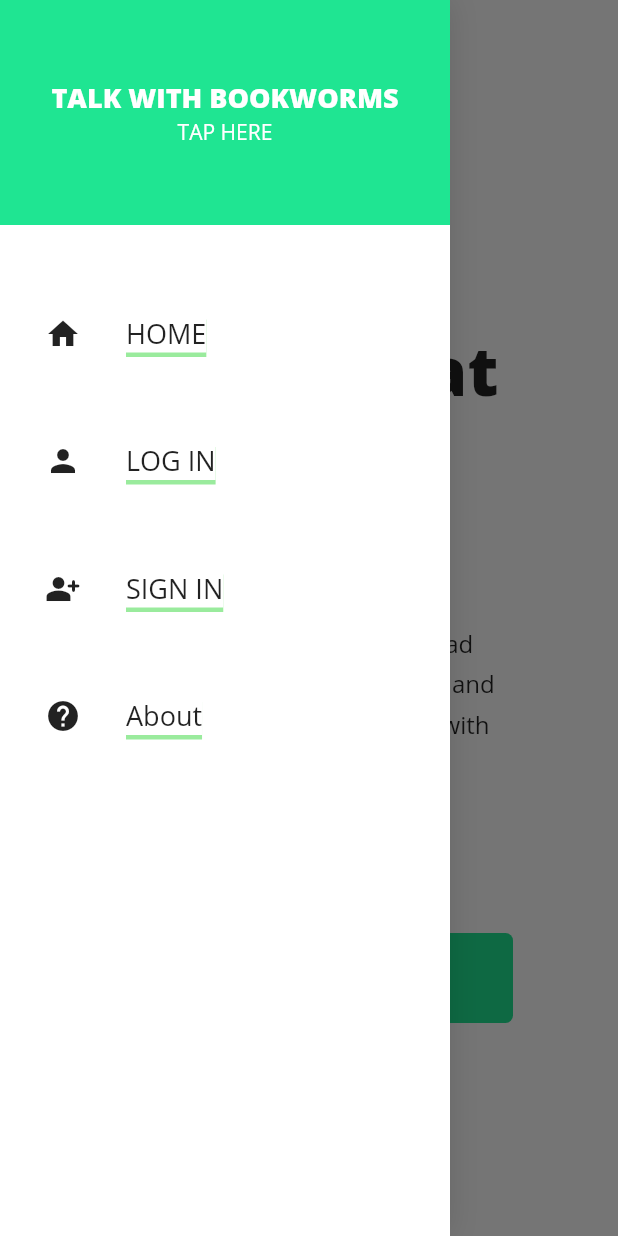
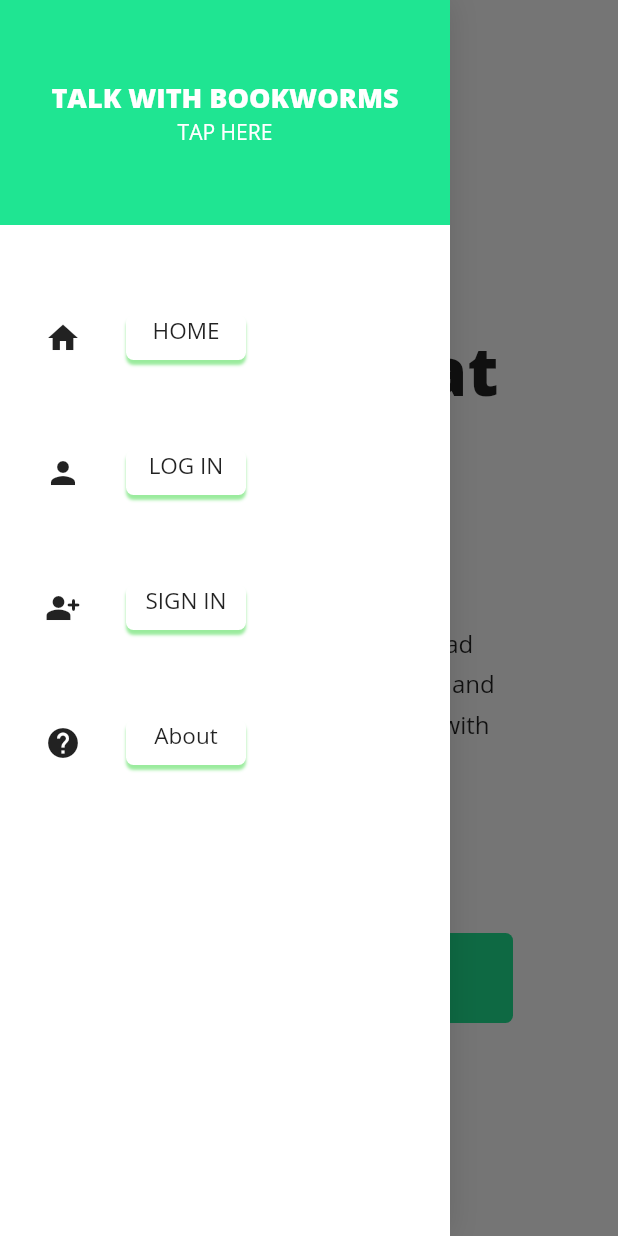
Before and after one commit to INanoG/CPEPE362-H2-, a Flutter app: the screen it shows after launch, with the side drawer open, on a phone screen of 412 x 824 dp. Run offline on Flutter 3.47's test engine with Material 2 defaults, Android fonts, the phone set to English and light mode, and no system bars; our stand-ins replace get_it, responsive_builder.

Commit message:
some adjustments for the boxshadow part

```diff
--- a/bookedwebapp/booked_webapp_v1/lib/widgets/navigation_bar/navbar_item.dart
+++ b/bookedwebapp/booked_webapp_v1/lib/widgets/navigation_bar/navbar_item.dart
@@ -16,18 +16,23 @@ class NavBarItem extends StatelessWidget {
         locator<NavigationService>().navigateTo(navigationPath);
       },
       child: Container(
-        decoration: const BoxDecoration(
+        width: 80,
+        height: 30,
+        decoration: BoxDecoration(
           color: Colors.white,
-          boxShadow: [
+          borderRadius: BorderRadius.circular(5),
+          boxShadow: const [
             BoxShadow(
               color: Color.fromARGB(255, 154, 235, 157),
+              blurRadius: 1,
               offset: Offset(0, 3),
             ),
           ],
         ),
         child: Text(
           title,
-          style: const TextStyle(fontSize: 18),
+          textAlign: TextAlign.center,
+          style: const TextStyle(fontSize: 15),
         ),
       ),
     );
```
Also changed, not shown: bookedwebapp/booked_webapp_v1/lib/widgets/navigation_bar/navigation_bar_tablet_desktop.dart (+7 -7 lines).
